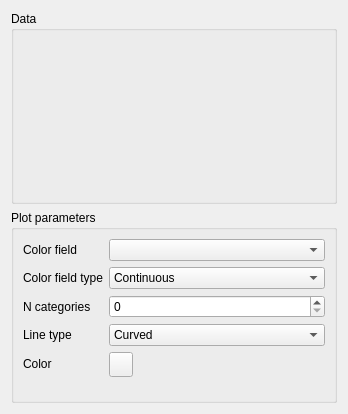
Before: the Qt Designer form eis_qgis_plugin/resources/ui/eda/wizard_plot_parallel_coordinates_raster.ui in GispoCoding/eis_qgis_plugin, drawn with Qt 5.
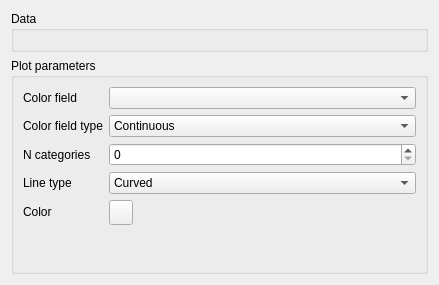
After: the same form once the commit is applied. Custom widgets are drawn as their Qt base class.

Commit message: fix: fix resizing issue with parallel coordinates raster data input table

The edit to the form file:
```diff
--- a/eis_qgis_plugin/resources/ui/eda/wizard_plot_parallel_coordinates_raster.ui
+++ b/eis_qgis_plugin/resources/ui/eda/wizard_plot_parallel_coordinates_raster.ui
@@ -6,12 +6,12 @@
    <rect>
     <x>0</x>
     <y>0</y>
-    <width>348</width>
-    <height>414</height>
+    <width>439</width>
+    <height>285</height>
    </rect>
   </property>
   <property name="sizePolicy">
-   <sizepolicy hsizetype="Preferred" vsizetype="Preferred">
+   <sizepolicy hsizetype="Preferred" vsizetype="Maximum">
     <horstretch>0</horstretch>
     <verstretch>0</verstretch>
    </sizepolicy>
@@ -19,13 +19,13 @@
   <property name="minimumSize">
    <size>
     <width>0</width>
-    <height>414</height>
+    <height>285</height>
    </size>
   </property>
   <property name="maximumSize">
    <size>
     <width>16777215</width>
-    <height>414</height>
+    <height>285</height>
    </size>
   </property>
   <property name="windowTitle">
@@ -34,6 +34,12 @@
   <layout class="QVBoxLayout" name="verticalLayout">
    <item>
     <widget class="QGroupBox" name="data_box">
+     <property name="sizePolicy">
+      <sizepolicy hsizetype="Preferred" vsizetype="Maximum">
+       <horstretch>0</horstretch>
+       <verstretch>0</verstretch>
+      </sizepolicy>
+     </property>
      <property name="title">
       <string>Data</string>
      </property>
```
Left out of the diff: 6 changed lines with no effect on the pictures. The commit also changes 3 other files.
